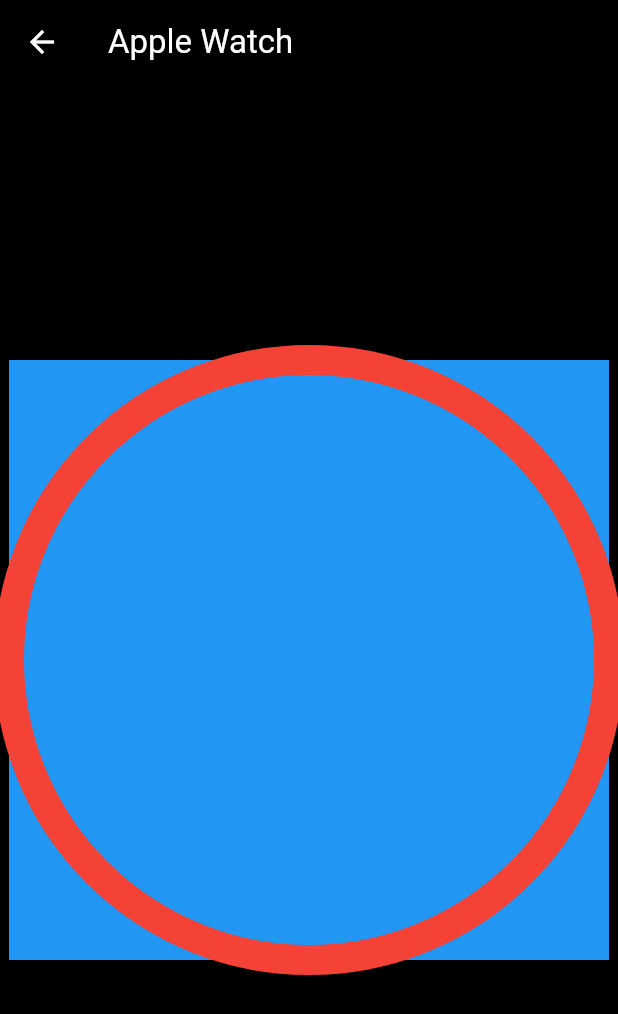
After one commit to shinung-han/nomad_coders_flutter_animations_masterclass_review, a Flutter app: the screen it shows after launch, after a tap on "Apple Watch", on a phone screen of 412 x 824 dp. The commit adds this screen. Shown: the top 1014 px of the screen. Run offline on Flutter 3.47's test engine with Material 2 defaults, Android fonts, the phone set to English and light mode, and no system bars.

Commit message:
3.0 CustomPainter

```diff
--- /dev/null
+++ b/lib/screens/apple_watch_screen.dart
@@ -0,0 +1,59 @@
+import 'package:flutter/material.dart';
+
+class AppleWatchScreen extends StatefulWidget {
+  const AppleWatchScreen({super.key});
+
+  @override
+  State<AppleWatchScreen> createState() => _AppleWatchScreenState();
+}
+
+class _AppleWatchScreenState extends State<AppleWatchScreen> {
+  @override
+  Widget build(BuildContext context) {
+    return Scaffold(
+      backgroundColor: Colors.black,
+      appBar: AppBar(
+        backgroundColor: Colors.black,
+        foregroundColor: Colors.white,
+        title: const Text('Apple Watch'),
+      ),
+      body: Center(
+        child: CustomPaint(
+          painter: AppleWatchPainter(),
+          size: const Size(400, 400),
+        ),
+      ),
+    );
+  }
+}
+
+class AppleWatchPainter extends CustomPainter {
+  @override
+  void paint(Canvas canvas, Size size) {
+    final rect = Rect.fromLTWH(
+      0,
+      0,
+      size.width,
+      size.height,
+    );
+    final paint = Paint()..color = Colors.blue;
+
+    canvas.drawRect(rect, paint);
+
+    final circlePaint = Paint()
+      ..color = Colors.red
+      ..style = PaintingStyle.stroke
+      ..strokeWidth = 20;
+
+    canvas.drawCircle(
+      Offset(size.width / 2, size.width / 2),
+      size.width / 2,
+      circlePaint,
+    );
+  }
+
+  @override
+  bool shouldRepaint(covariant CustomPainter oldDelegate) {
+    return false;
+  }
+}
--- a/lib/screens/menu_screen.dart
+++ b/lib/screens/menu_screen.dart
@@ -1,4 +1,5 @@
 import 'package:flutter/material.dart';
+import 'package:flutter_animations_masterclass_review/screens/apple_watch_screen.dart';
 import 'package:flutter_animations_masterclass_review/screens/explicit_animations_screen.dart';
 import 'package:flutter_animations_masterclass_review/screens/implicit_animations_screen.dart';
 
@@ -41,6 +42,15 @@
               },
               child: const Text('Explicit Animations'),
             ),
+            ElevatedButton(
+              onPressed: () {
+                _goToPage(
+                  context,
+                  const AppleWatchScreen(),
+                );
+              },
+              child: const Text('Apple Watch'),
+            ),
           ],
         ),
       ),
```
Also changed, not shown: 1 other file.
